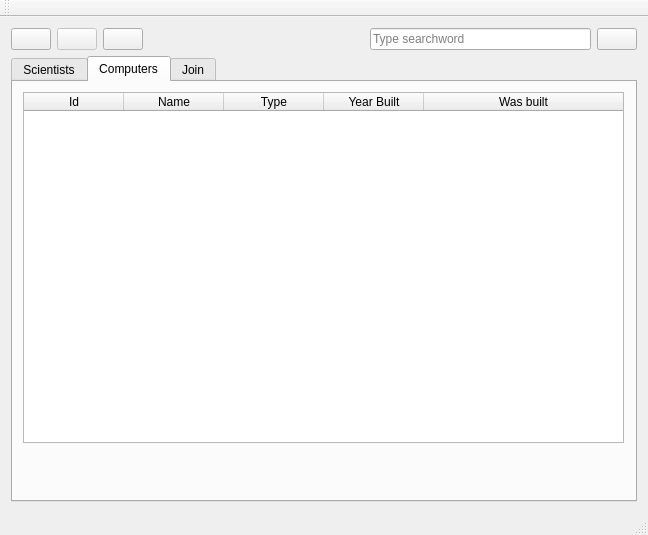
Qt form widgetVerkefniVika3/mainwindow.ui (tinnathuridur/vika3) before a commit.
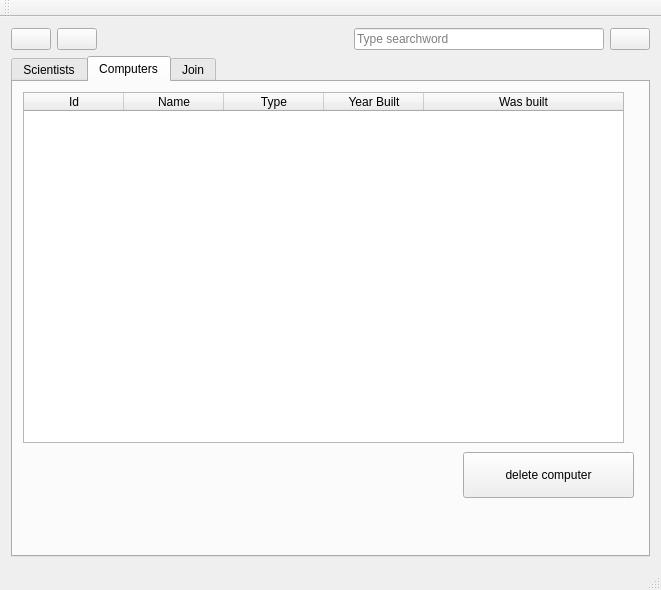
The same form after that commit. Icons and pictures are not drawn.

The edit to the form file:
```diff
--- a/widgetVerkefniVika3/mainwindow.ui
+++ b/widgetVerkefniVika3/mainwindow.ui
@@ -6,8 +6,8 @@
    <rect>
     <x>0</x>
     <y>0</y>
-    <width>648</width>
-    <height>535</height>
+    <width>661</width>
+    <height>590</height>
    </rect>
   </property>
   <property name="windowTitle">
@@ -40,29 +40,6 @@
         </property>
        </widget>
       </item>
-      <item>
-       <widget class="QPushButton" name="pushButton_delete">
-        <property name="enabled">
-         <bool>false</bool>
-        </property>
-        <property name="text">
-         <string/>
-        </property>
-        <property name="icon">
-         <iconset resource="recources.qrc">
-          <normaloff>:/icons/images/delete.png</normaloff>:/icons/images/delete.png</iconset>
-        </property>
-        <property name="iconSize">
-         <size>
-          <width>30</width>
-          <height>30</height>
-         </size>
-        </property>
-        <property name="checkable">
-         <bool>true</bool>
-        </property>
-       </widget>
-      </item>
       <item>
        <widget class="QPushButton" name="pushButton_edit">
         <property name="enabled">
@@ -133,6 +110,9 @@
     </item>
     <item>
      <widget class="QTabWidget" name="tabWidget">
+      <property name="enabled">
+       <bool>true</bool>
+      </property>
       <property name="currentIndex">
        <number>1</number>
       </property>
@@ -251,6 +231,35 @@
          </property>
         </column>
        </widget>
+       <widget class="QPushButton" name="pushButton_deleteComputer">
+        <property name="enabled">
+         <bool>true</bool>
+        </property>
+        <property name="geometry">
+         <rect>
+          <x>450</x>
+          <y>370</y>
+          <width>171</width>
+          <height>46</height>
+         </rect>
+        </property>
+        <property name="text">
+         <string>delete computer</string>
+        </property>
+        <property name="icon">
+         <iconset resource="recources.qrc">
+          <normaloff>:/icons/images/delete.png</normaloff>:/icons/images/delete.png</iconset>
+        </property>
+        <property name="iconSize">
+         <size>
+          <width>30</width>
+          <height>30</height>
+         </size>
+        </property>
+        <property name="checkable">
+         <bool>true</bool>
+        </property>
+       </widget>
       </widget>
       <widget class="QWidget" name="tab_Join">
        <attribute name="title">
```
Left out of the diff: 57 changed lines with no effect on the pictures.
